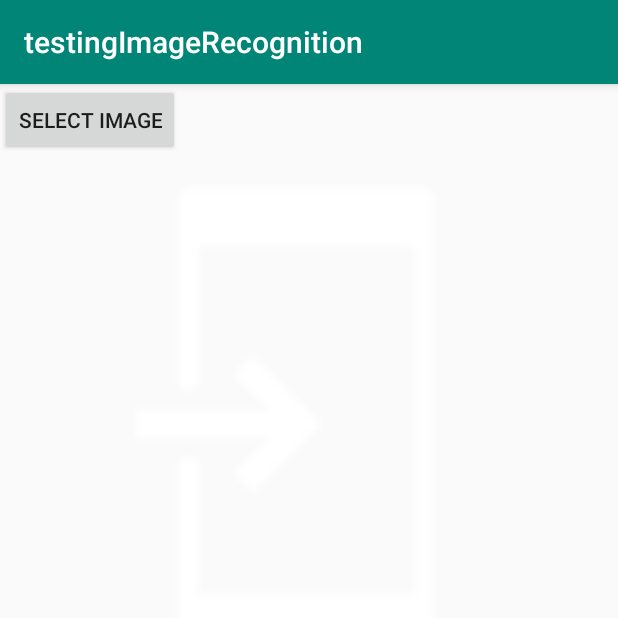
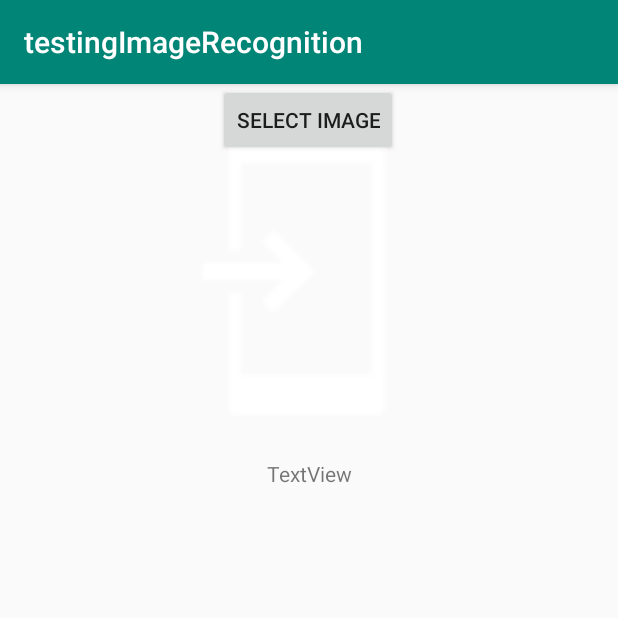
Before and after one commit to mineyev2/PicturePlaylist, an Android app: the screen it shows after launch (MainActivity), on a phone screen of 412 x 824 dp, the top half of it. Run offline under Robolectric (Android 15) with nearby library versions, the phone set to English and light mode, and no system bars; libraries missing offline, so code that uses them is left out: com.google.firebase.ml.

Commit message:
displays the stuff inside the picture now

```diff
--- a/app/src/main/java/com/example/testingimagerecognition/MainActivity.java
+++ b/app/src/main/java/com/example/testingimagerecognition/MainActivity.java
@@ -1,5 +1,6 @@
 package com.example.testingimagerecognition;
 
+import androidx.annotation.NonNull;
 import androidx.appcompat.app.AppCompatActivity;
 import androidx.core.app.ActivityCompat;
 
@@ -18,10 +19,17 @@ import android.util.Log;
 import android.view.View;
 import android.widget.Button;
 import android.widget.ImageView;
+import android.widget.TextView;
 
+import com.google.android.gms.tasks.OnFailureListener;
+import com.google.android.gms.tasks.OnSuccessListener;
+import com.google.firebase.ml.vision.FirebaseVision;
 import com.google.firebase.ml.vision.common.FirebaseVisionImage;
+import com.google.firebase.ml.vision.label.FirebaseVisionImageLabel;
+import com.google.firebase.ml.vision.label.FirebaseVisionImageLabeler;
 
 import java.io.IOException;
+import java.util.List;
 
 public class MainActivity extends AppCompatActivity {
 
@@ -52,7 +60,7 @@ public class MainActivity extends AppCompatActivity {
         });
 
 
-        //FirebaseVisionImage imageToCheck = FirebaseVisionImage.fromBitmap(bitmap);
+
     }
 
 
@@ -89,6 +97,7 @@ public class MainActivity extends AppCompatActivity {
                 bitmap = MediaStore.Images.Media.getBitmap(this.getContentResolver(), selectedImage);
                 ImageView toDisplay = (ImageView) findViewById(R.id.imageView);
                 toDisplay.setImageBitmap(bitmap);
+                detectLabelsInImage(bitmap);
 
             } catch (IOException e) {
                 // TODO Auto-generated catch block
@@ -98,7 +107,37 @@ public class MainActivity extends AppCompatActivity {
         }
     }
 
-    public void detectLabelsInImage() {
+    public void detectLabelsInImage(Bitmap toDetect) {
+        FirebaseVisionImage imageToCheck = FirebaseVisionImage.fromBitmap(bitmap);
 
+        FirebaseVisionImageLabeler labeler = FirebaseVision.getInstance()
+                .getOnDeviceImageLabeler();
+
+        labeler.processImage(imageToCheck)
+                .addOnSuccessListener(new OnSuccessListener<List<FirebaseVisionImageLabel>>() {
+                    @Override
+                    public void onSuccess(List<FirebaseVisionImageLabel> labels) {
+                        // Task completed successfully
+                        // ...
+                        TextView results = findViewById(R.id.textView);
+                        String output = new String();
+                        for (FirebaseVisionImageLabel label: labels) {
+                            String text = label.getText();
+                            String entityId = label.getEntityId();
+                            float confidence = label.getConfidence();
+                            System.out.println(text + entityId + confidence);
+                            System.out.println();
+                            output += text + "\n";
+                        }
+                        results.setText(output);
+                    }
+                })
+                .addOnFailureListener(new OnFailureListener() {
+                    @Override
+                    public void onFailure(@NonNull Exception e) {
+                        // Task failed with an exception
+                        // ...
+                    }
+                });
     }
 }
--- a/app/src/main/res/layout/activity_main.xml
+++ b/app/src/main/res/layout/activity_main.xml
@@ -8,15 +8,33 @@
 
     <ImageView
         android:id="@+id/imageView"
-        android:layout_width="411dp"
-        android:layout_height="453dp"
-        app:srcCompat="@drawable/common_full_open_on_phone" />
+        android:layout_width="250dp"
+        android:layout_height="250dp"
+        android:layout_marginStart="52dp"
+        app:layout_constraintEnd_toEndOf="parent"
+        app:layout_constraintHorizontal_bias="0.256"
+        app:layout_constraintStart_toStartOf="parent"
+        app:srcCompat="@drawable/common_full_open_on_phone"
+        tools:layout_editor_absoluteY="64dp" />
 
     <Button
         android:id="@+id/selectImage"
         android:layout_width="wrap_content"
         android:layout_height="wrap_content"
         android:text="Select Image"
-        tools:layout_editor_absoluteX="145dp"
-        tools:layout_editor_absoluteY="492dp" />
+        app:layout_constraintEnd_toEndOf="parent"
+        app:layout_constraintHorizontal_bias="0.498"
+        app:layout_constraintStart_toStartOf="parent"
+        tools:layout_editor_absoluteY="16dp" />
+
+    <TextView
+        android:id="@+id/textView"
+        android:layout_width="wrap_content"
+        android:layout_height="wrap_content"
+        android:text="TextView"
+        app:layout_constraintBottom_toBottomOf="parent"
+        app:layout_constraintEnd_toEndOf="parent"
+        app:layout_constraintStart_toStartOf="parent"
+        app:layout_constraintTop_toBottomOf="@+id/imageView"
+        app:layout_constraintVertical_bias="0.0" />
 </androidx.constraintlayout.widget.ConstraintLayout>
```
